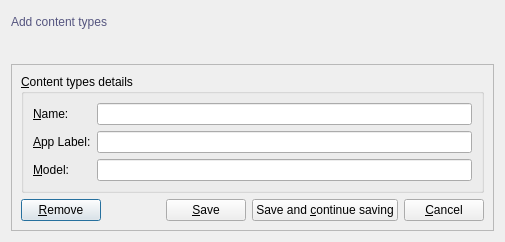
Above: code/c++/gui/qt4/app-auth-and-session/src/resources/ui/contenttypesform.ui from nycholas/nycholas before the change. Below: the same form after it.
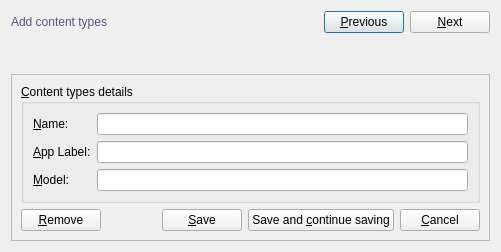
That is the form after the change. Icons and pictures are not drawn.

What changed in the file:
```diff
--- a/code/c++/gui/qt4/app-auth-and-session/src/resources/ui/contenttypesform.ui
+++ b/code/c++/gui/qt4/app-auth-and-session/src/resources/ui/contenttypesform.ui
@@ -6,8 +6,8 @@
    <rect>
     <x>0</x>
     <y>0</y>
-    <width>505</width>
-    <height>242</height>
+    <width>501</width>
+    <height>252</height>
    </rect>
   </property>
   <property name="windowTitle">
@@ -44,6 +44,34 @@
        </property>
       </spacer>
      </item>
+     <item>
+      <widget class="QPushButton" name="previousPushButton">
+       <property name="text">
+        <string>&amp;Previous</string>
+       </property>
+       <property name="icon">
+        <iconset resource="resources.qrc">
+         <normaloff>:/default/static/default/icons/22x22/go-previous.png</normaloff>:/default/static/default/icons/22x22/go-previous.png</iconset>
+       </property>
+       <property name="shortcut">
+        <string>Ctrl+Right, Ctrl+PgDown</string>
+       </property>
+      </widget>
+     </item>
+     <item>
+      <widget class="QPushButton" name="nextPushButton">
+       <property name="text">
+        <string>&amp;Next</string>
+       </property>
+       <property name="icon">
+        <iconset resource="resources.qrc">
+         <normaloff>:/default/static/default/icons/22x22/go-next.png</normaloff>:/default/static/default/icons/22x22/go-next.png</iconset>
+       </property>
+       <property name="shortcut">
+        <string>Ctrl+Left, Ctrl+PgUp</string>
+       </property>
+      </widget>
+     </item>
     </layout>
    </item>
    <item row="1" column="0">
```
Left out of the diff: 13 changed lines with no effect on the pictures.
